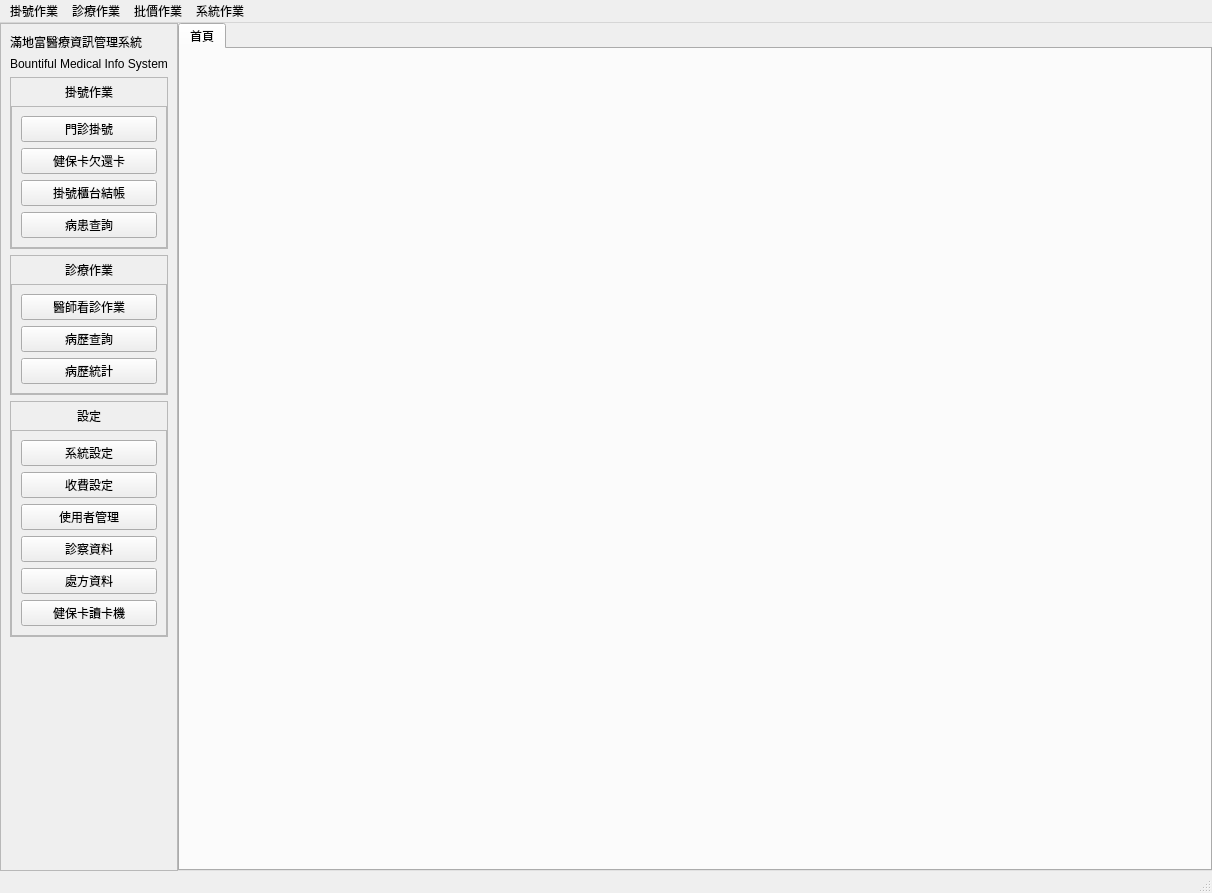
This is ui/pymedical.ui in picacat/pyMedical as Qt 5 draws it before an edit. The edited form follows.
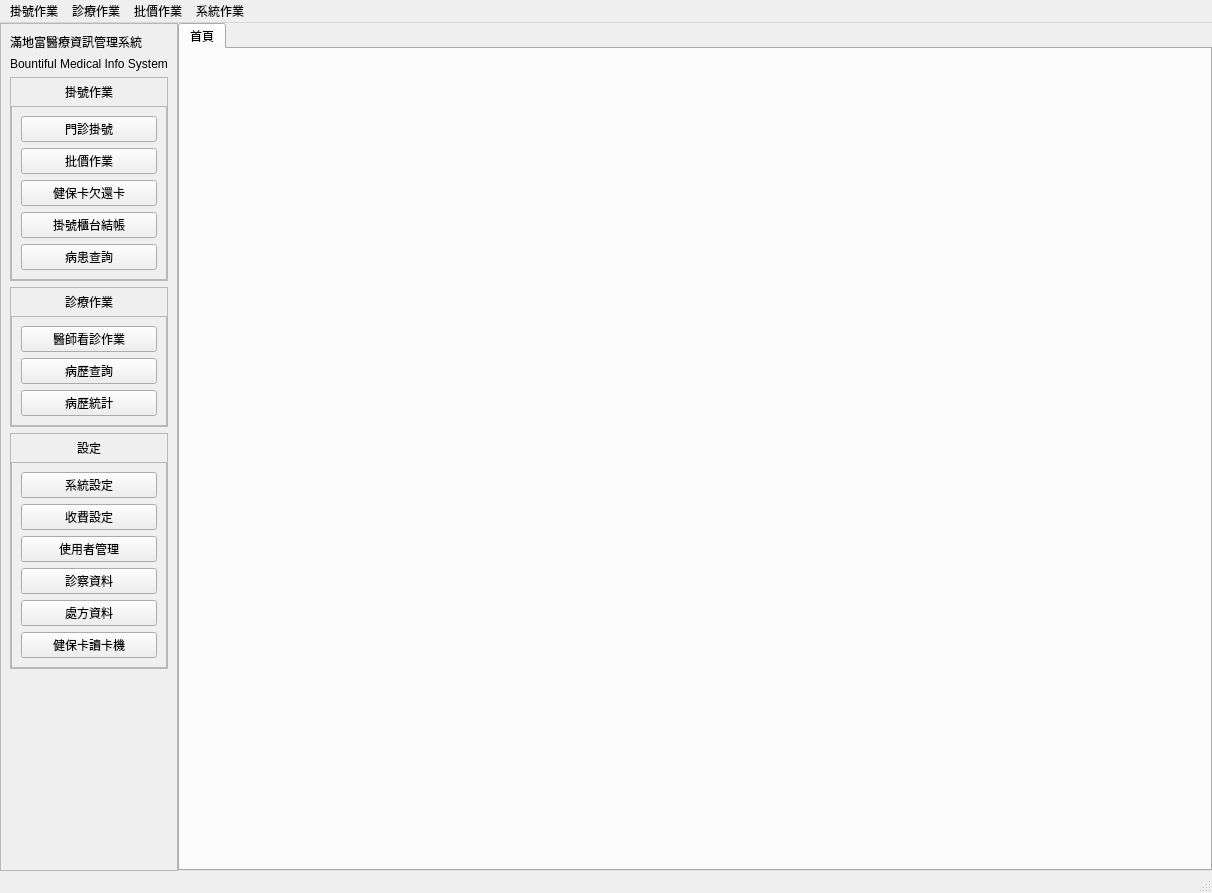
This is the edited form. Icons and pictures are not drawn.

What changed in the file:
```diff
--- a/ui/pymedical.ui
+++ b/ui/pymedical.ui
@@ -168,6 +168,13 @@
                </property>
               </widget>
              </item>
+             <item>
+              <widget class="QPushButton" name="pushButton">
+               <property name="text">
+                <string>批價作業</string>
+               </property>
+              </widget>
+             </item>
              <item>
               <widget class="QPushButton" name="pushButton_return_card">
                <property name="text">
```
